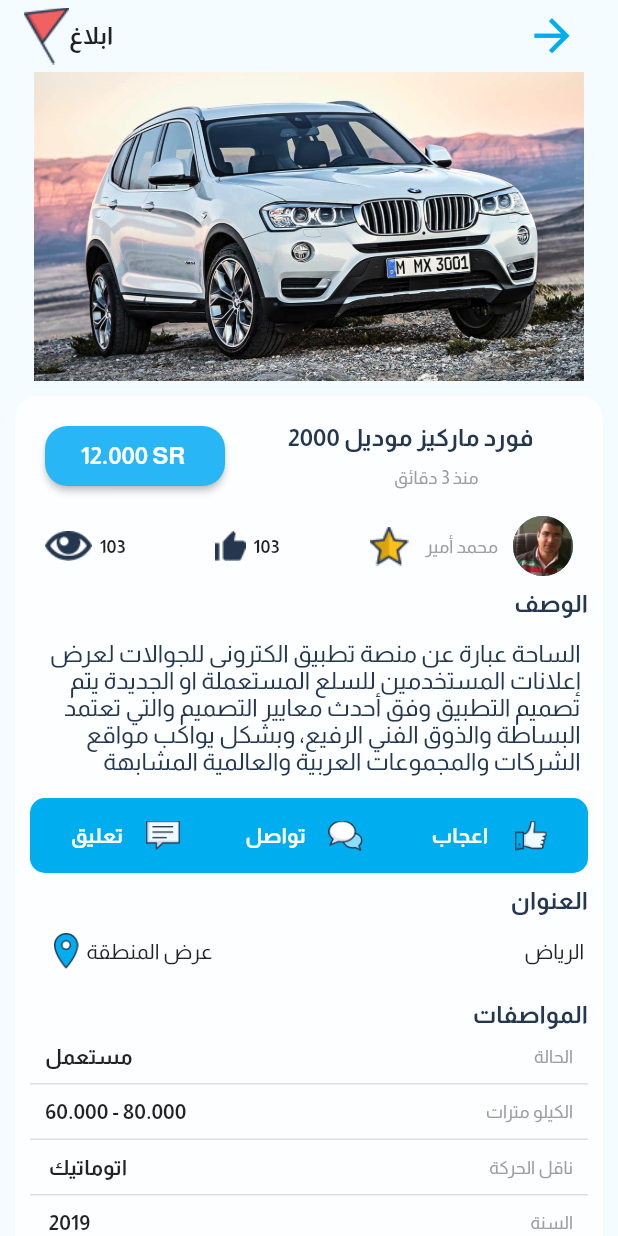
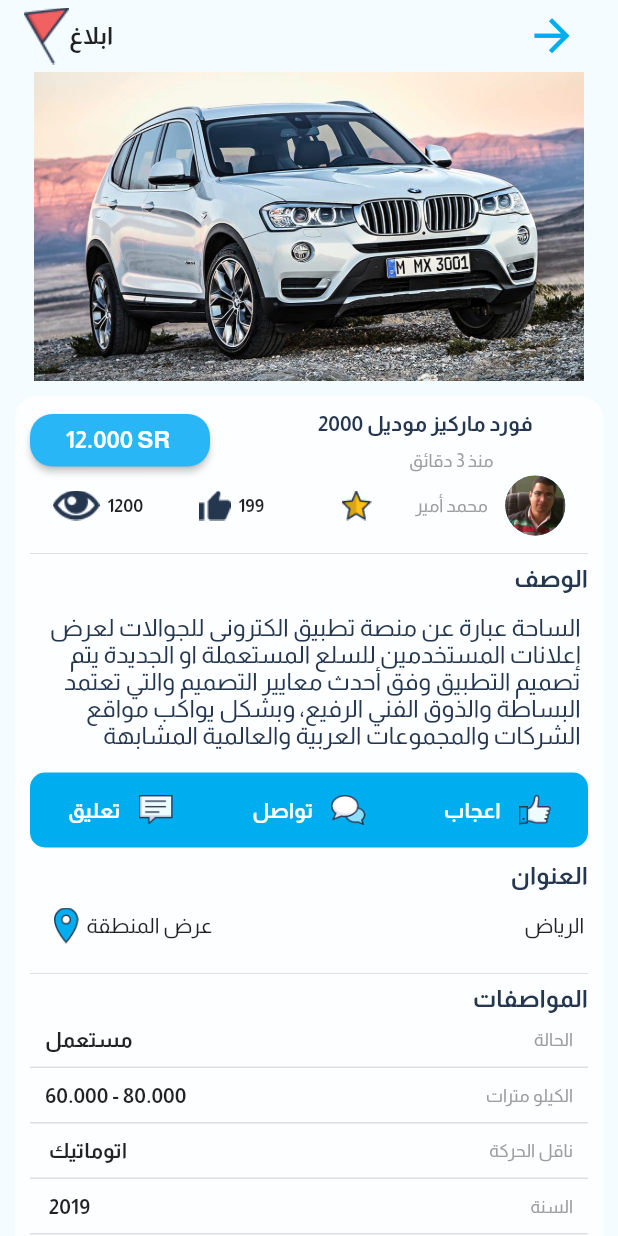
Before and after one commit to medo00001/SahaApp, a Flutter app: the screen it shows after launch, on a phone screen of 412 x 824 dp. Run offline on Flutter 3.47's test engine with Material 2 defaults, Android fonts, the phone set to English and light mode, and no system bars; drawn by our look-alikes of carousel_slider.

Commit message:
fix some errors

```diff
--- a/lib/screen/screen1.dart
+++ b/lib/screen/screen1.dart
@@ -1,8 +1,14 @@
 import 'package:flutter/material.dart';
 import 'package:flutter/services.dart';
+import 'package:saha/screen/screen2.dart';
 import 'package:saha/utilites/cities.dart';
 
-class Screen1 extends StatelessWidget {
+class Screen1 extends StatefulWidget {
+  @override
+  _Screen1State createState() => _Screen1State();
+}
+
+class _Screen1State extends State<Screen1> {
   final mytitle = TextEditingController();
 
   @override
@@ -13,14 +19,7 @@ class Screen1 extends StatelessWidget {
         appBar: AppBar(
           backgroundColor: Color(0xffF5FCFF),
           actions: <Widget>[
-            IconButton(
-              onPressed: () {},
-              icon: Icon(
-                Icons.arrow_forward,
-                size: 35,
-                color: Color(0xff00AEEF),
-              ),
-            )
+            Register(),
           ],
           title: Center(
               child: Text(
@@ -100,7 +99,9 @@ class Screen1 extends StatelessWidget {
                 height: 50,
                 child: RaisedButton(
                   color: Colors.lightBlue[400],
-                  onPressed: () {},
+                  onPressed: () {
+                    Navigator.pop(context);
+                  },
                   child: Center(
                       child: Text(
                     'تسجيل ',
@@ -190,3 +191,28 @@ Widget myfunc(String mytext, String image, TextInputType type) {
     ),
   );
 }
+
+class Register extends StatefulWidget {
+  @override
+  _RegisterState createState() => _RegisterState();
+}
+
+class _RegisterState extends State<Register> {
+  @override
+  Widget build(BuildContext context) {
+    return FlatButton(
+      onPressed: () {
+        setState(() {
+          Navigator.push(context, MaterialPageRoute(builder: (context) {
+            return Screen2();
+          }));
+        });
+      },
+      child: Icon(
+        Icons.arrow_forward,
+        size: 35,
+        color: Color(0xff00AEEF),
+      ),
+    );
+  }
+}
--- a/lib/screen/screen2.dart
+++ b/lib/screen/screen2.dart
@@ -73,7 +73,7 @@ class HomePage extends StatelessWidget {
                 ),
                 color: Colors.white70,
               ),
-              height: MediaQuery.of(context).size.height + 10,
+              height: MediaQuery.of(context).size.height + 100,
               width: MediaQuery.of(context).size.width,
               // height: 1000,
 
@@ -89,6 +89,7 @@ class HomePage extends StatelessWidget {
                     ],
                   ),
                   ProfileRow(),
+                  Divider(),
                   BigTitle(
                     title: 'الوصف',
                   ),
@@ -109,8 +110,10 @@ class HomePage extends StatelessWidget {
                       mainAxisAlignment: MainAxisAlignment.spaceEvenly,
                       children: <Widget>[
                         ButtonWithIcon('تعليق', 'comment.png'),
+                        SizedBox(width: 5),
                         ButtonWithIcon('تواصل', 'message.png'),
-                        ButtonWithIcon(' اعجاب ', 'like1.png'),
+                        SizedBox(width: 5),
+                        ButtonWithIcon('اعجاب', 'like1.png'),
                       ],
                     ),
                   ),
@@ -125,6 +128,7 @@ class HomePage extends StatelessWidget {
                     children: <Widget>[
                       FlatButton(
                         child: Row(
+                          // mainAxisAlignment: MainAxisAlignment.spaceEvenly,
                           children: <Widget>[
                             Image(
                               height: 24,
@@ -144,8 +148,6 @@ class HomePage extends StatelessWidget {
                         ),
                         onPressed: () {},
                       ),
-                      Row(
-                        children: <Widget>[
                       Text(
                         'الرياض ',
                         style: TextStyle(
@@ -155,11 +157,7 @@ class HomePage extends StatelessWidget {
                       ),
                     ],
                   ),
-                    ],
-                  ),
-                  SizedBox(
-                    height: 10,
-                  ),
+                  Divider(),
                   BigTitle(
                     title: 'المواصفات',
                   ),
--- a/lib/widgets/button.dart
+++ b/lib/widgets/button.dart
@@ -1,24 +1,33 @@
 import 'package:flutter/material.dart';
+import 'package:saha/screen/screen1.dart';
+import 'package:saha/screen/screen2.dart';
 
-class Button extends StatelessWidget {
-  const Button({
-    Key key,
-  }) : super(key: key);
+class Button extends StatefulWidget {
+  @override
+  _ButtonState createState() => _ButtonState();
+}
 
+class _ButtonState extends State<Button> {
   @override
   Widget build(BuildContext context) {
     return Container(
-      margin: EdgeInsets.all(10),
       width: 120,
-      height: 40,
+      height: 35,
       child: RaisedButton(
+        padding: EdgeInsets.all(1),
         shape: RoundedRectangleBorder(
           borderRadius: BorderRadius.all(
             Radius.circular(15),
           ),
         ),
         color: Colors.lightBlue[400],
-        onPressed: () {},
+        onPressed: () {
+          setState(() {
+            Navigator.push(context, MaterialPageRoute(builder: (context) {
+              return Screen1();
+            }));
+          });
+        },
         child: Text(
           '12.000 SR ',
           style: TextStyle(fontSize: 16, fontFamily: "Almarai-bold"),
@@ -28,3 +37,11 @@ class Button extends StatelessWidget {
     );
   }
 }
+// class Button extends StatelessWidget {
+//   const Button({
+//     Key key,
+//   }) : super(key: key);
+
+//   @override
+
+// }
--- a/lib/widgets/buttonwithicon.dart
+++ b/lib/widgets/buttonwithicon.dart
@@ -8,6 +8,7 @@ class ButtonWithIcon extends StatelessWidget {
   @override
   Widget build(BuildContext context) {
     return FlatButton(
+      padding: EdgeInsets.all(1),
       child: Row(
         children: <Widget>[
           Text(
@@ -19,7 +20,7 @@ class ButtonWithIcon extends StatelessWidget {
             ),
           ),
           SizedBox(
-            width: 15,
+            width: 12,
           ),
           Image(
             height: 20,
--- a/lib/widgets/profilerow.dart
+++ b/lib/widgets/profilerow.dart
@@ -7,11 +7,15 @@ class ProfileRow extends StatelessWidget {
 
   @override
   Widget build(BuildContext context) {
-    return Row(
-      mainAxisAlignment: MainAxisAlignment.spaceBetween,
+    return Wrap(
+      spacing: 0,
+      runSpacing: 0,
+      children: <Widget>[
+        Row(
+          mainAxisAlignment: MainAxisAlignment.spaceEvenly,
           children: <Widget>[
             Container(
-          margin: EdgeInsets.all(10),
+              height: 40,
               child: Row(
                 children: <Widget>[
                   Image(
@@ -22,7 +26,7 @@ class ProfileRow extends StatelessWidget {
                     width: 5,
                   ),
                   Text(
-                '103',
+                    '1200',
                     style: TextStyle(
                       fontSize: 12,
                       fontFamily: "Almarai-bold",
@@ -32,6 +36,7 @@ class ProfileRow extends StatelessWidget {
               ),
             ),
             FlatButton(
+              padding: EdgeInsets.all(1),
               child: Row(
                 children: <Widget>[
                   Image(
@@ -42,7 +47,7 @@ class ProfileRow extends StatelessWidget {
                     width: 5,
                   ),
                   Text(
-                '103',
+                    '199',
                     style: TextStyle(
                       fontSize: 12,
                       fontFamily: "Almarai-bold",
@@ -52,10 +57,10 @@ class ProfileRow extends StatelessWidget {
               ),
               onPressed: () {},
             ),
-        Row(
-          children: <Widget>[
             IconButton(
+              padding: EdgeInsets.all(1),
               icon: Image(
+                height: 20,
                 image: AssetImage('images/star_premium.png'),
               ),
               // child: Image(
@@ -63,7 +68,11 @@ class ProfileRow extends StatelessWidget {
               // ),
               onPressed: () {},
             ),
-            Text(
+            Row(
+              children: <Widget>[
+                Container(
+                  width: 60,
+                  child: Text(
                     'محمد أمير',
                     style: TextStyle(
                       fontSize: 12,
@@ -71,8 +80,8 @@ class ProfileRow extends StatelessWidget {
                       color: Colors.grey,
                     ),
                   ),
+                ),
                 Container(
-              margin: EdgeInsets.all(10),
                   child: InkWell(
                     onTap: () {
                       print("tapped");
@@ -87,6 +96,8 @@ class ProfileRow extends StatelessWidget {
               ],
             ),
           ],
+        ),
+      ],
     );
   }
 }
--- a/lib/widgets/titleandsub.dart
+++ b/lib/widgets/titleandsub.dart
@@ -11,12 +11,12 @@ class TitleAndSub extends StatelessWidget {
       mainAxisAlignment: MainAxisAlignment.center,
       children: <Widget>[
         Container(
-          width: 200,
+          width: 180,
           child: Text(
             'فورد ماركيز موديل 2000',
             overflow: TextOverflow.visible,
             style: TextStyle(
-              fontSize: 16,
+              fontSize: 14,
               fontFamily: "Almarai-bold",
               color: Color(0xff25364F),
             ),
--- a/lib/widgets/topmenu.dart
+++ b/lib/widgets/topmenu.dart
@@ -1,4 +1,5 @@
 import 'package:flutter/material.dart';
+import 'package:saha/screen/screen1.dart';
 
 class TopMenu extends StatelessWidget {
   const TopMenu({
@@ -30,17 +31,35 @@ class TopMenu extends StatelessWidget {
               ),
               onPressed: () {},
             ),
-            FlatButton(
-              onPressed: () {},
-              child: Icon(
-                Icons.arrow_forward,
-                size: 35,
-                color: Color(0xff00AEEF),
-              ),
-            )
+            Register(),
           ],
         ),
       ),
     );
   }
 }
+
+class Register extends StatefulWidget {
+  @override
+  _RegisterState createState() => _RegisterState();
+}
+
+class _RegisterState extends State<Register> {
+  @override
+  Widget build(BuildContext context) {
+    return FlatButton(
+      onPressed: () {
+        setState(() {
+          Navigator.push(context, MaterialPageRoute(builder: (context) {
+            return Screen1();
+          }));
+        });
+      },
+      child: Icon(
+        Icons.arrow_forward,
+        size: 35,
+        color: Color(0xff00AEEF),
+      ),
+    );
+  }
+}
```
Also changed, not shown: 2 other files. Lines whose indentation alone changed are shown as unchanged.
